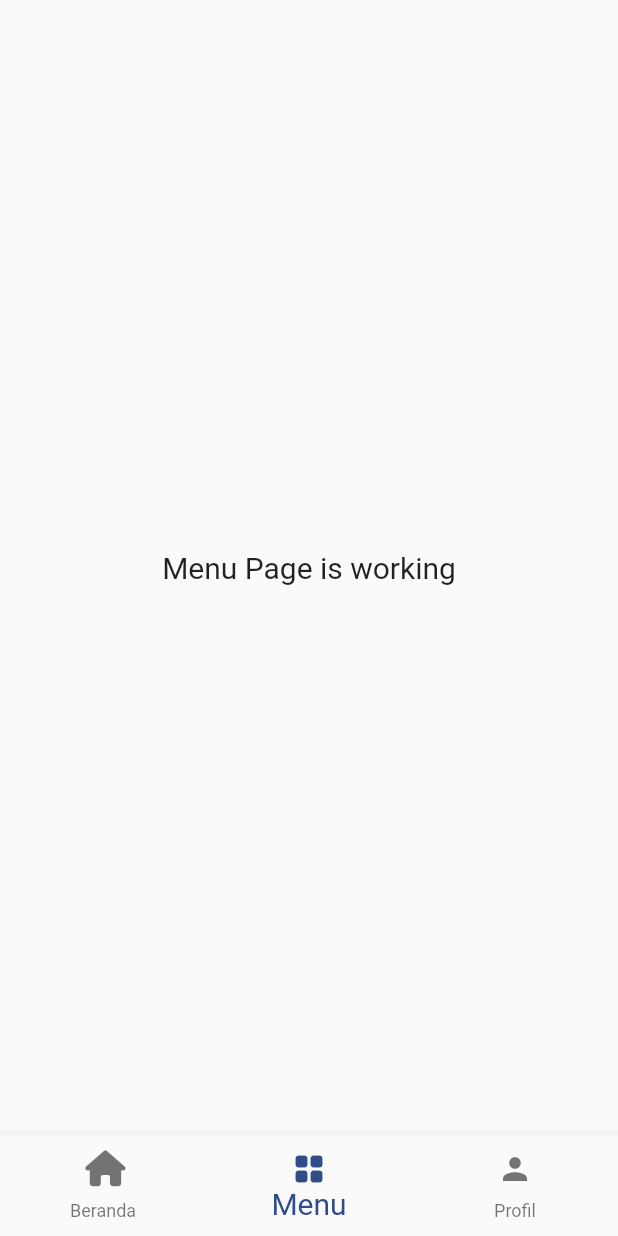
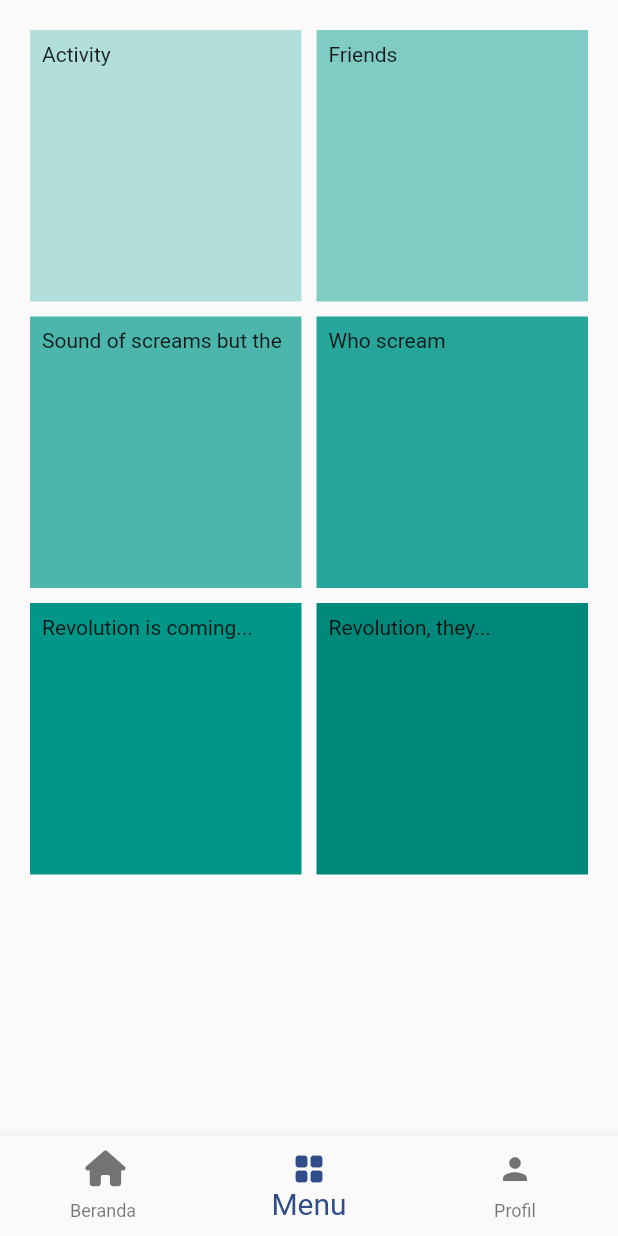
Before and after one commit to AlfonsInfo/community_app_getx, a Flutter app: the TabNavigatorView screen opened by its route, item 2 of the bottom bar chosen, on a phone screen of 412 x 824 dp. Run offline on Flutter 3.47's test engine with Material 2 defaults, Android fonts, the light colour scheme and no system bars; our stand-ins replace carousel_slider, dio, font_awesome_flutter, get, google_fonts, shared_preferences; accounts and stored records are empty; generated files the repository leaves out were written again.

```diff
--- a/lib/app/modules/MenuPage/views/menu_page_view.dart
+++ b/lib/app/modules/MenuPage/views/menu_page_view.dart
@@ -8,11 +8,48 @@ class MenuPageView extends GetView<MenuPageController> {
   const MenuPageView({Key? key}) : super(key: key);
   @override
   Widget build(BuildContext context) {
-    return  const Center(
-        child: Text(
-          'Menu Page is working',
-          style: TextStyle(fontSize: 20),
+    return SafeArea(child: gridMenu());
+  }
+
+  GridView gridMenu() {
+    return GridView.count(
+      primary: false,
+      padding: const EdgeInsets.all(20),
+      crossAxisSpacing: 10,
+      mainAxisSpacing: 10,
+      crossAxisCount: 2,
+      children: <Widget>[
+        Container(
+          padding: const EdgeInsets.all(8),
+          color: Colors.teal[100],
+          child: const Text("Activity"),
         ),
-      );
+        Container(
+          padding: const EdgeInsets.all(8),
+          color: Colors.teal[200],
+          child: const Text('Friends'),
+        ),
+        Container(
+          padding: const EdgeInsets.all(8),
+          color: Colors.teal[300],
+          child: const Text('Sound of screams but the'),
+        ),
+        Container(
+          padding: const EdgeInsets.all(8),
+          color: Colors.teal[400],
+          child: const Text('Who scream'),
+        ),
+        Container(
+          padding: const EdgeInsets.all(8),
+          color: Colors.teal[500],
+          child: const Text('Revolution is coming...'),
+        ),
+        Container(
+          padding: const EdgeInsets.all(8),
+          color: Colors.teal[600],
+          child: const Text('Revolution, they...'),
+        ),
+      ],
+    );
   }
 }
--- a/lib/app/modules/login/controllers/login_controller.dart
+++ b/lib/app/modules/login/controllers/login_controller.dart
@@ -29,7 +29,6 @@ class LoginController extends GetxController implements GetxControllerAbstract {
   final englishLang = AppLocalizationsEn();
   final indoLang = AppLocalizationsId();
 
-  final formKey = GlobalKey<FormState>().obs;
 
 
   @override
@@ -63,7 +62,6 @@ class LoginController extends GetxController implements GetxControllerAbstract {
     isEverFocusedPassword.value = false;
     isValidValueForSubmitted.value = false;
     countSubmitHit.value = 0;
-    // formKey.value.currentState?.reset();
   }
 
 }
--- a/lib/app/modules/login/views/login_component.dart
+++ b/lib/app/modules/login/views/login_component.dart
@@ -115,7 +115,7 @@
 extension FormLoginComponent on LoginView{
   Widget loginForm(AppLocalizations prefixLocalizations, BuildContext context) {
     return Form(
-      key: controller.formKey.value,
+      key: _formKey,
       child: Column(
         children: [
           loginUsernameInput(prefixLocalizations),
--- a/lib/app/modules/login/views/login_view.dart
+++ b/lib/app/modules/login/views/login_view.dart
@@ -16,6 +16,7 @@ class LoginView extends GetView<LoginController> {
   LoginView({Key? key}) : super(key: key);
   final MainAppController mainAppController = Get.put(MainAppController());
 
+  final _formKey = GlobalKey<FormState>();
   @override
   Widget build(BuildContext context) {
     var prefixLocalizations = AppLocalizations.of(context);
--- a/lib/app/modules/register/controllers/register_controller.dart
+++ b/lib/app/modules/register/controllers/register_controller.dart
@@ -1,10 +1,12 @@
 import 'package:flutter/widgets.dart';
 import 'package:get/get.dart';
 import 'package:jdlcommunity_getx/app/constants/constants.dart';
+import 'package:jdlcommunity_getx/app/data/model/user.dart';
 import 'package:jdlcommunity_getx/app/modules/abstract/controller_abstract.dart';
 import 'package:flutter_gen/gen_l10n/app_localizations_en.dart';
 import 'package:flutter_gen/gen_l10n/app_localizations_id.dart';
 import 'package:jdlcommunity_getx/app/routes/app_pages.dart';
+import 'package:jdlcommunity_getx/app/services/user_service.dart';
 import 'package:jdlcommunity_getx/app/utils/logging_utils.dart';
 import 'package:jdlcommunity_getx/app/utils/utils.dart';
 
@@ -37,7 +39,11 @@ class RegisterController extends GetxController
   //* valid / non valid data regis
   RxBool isValidDataRegis = false.obs;
   RxBool isPasswordMatch = true.obs;
+  User? regisData;
+  RxBool isLoading = false.obs;
 
+  //* services
+  UserService userService = UserService();
   @override
   toggleEye(RxBool value) => value.toggle();
 
--- a/lib/app/modules/register/controllers/register_controller_validation.dart
+++ b/lib/app/modules/register/controllers/register_controller_validation.dart
@@ -157,11 +157,15 @@ extension PasswordValidationMethod on RegisterController {
   void validateMatchPassword(Locale currentLocale) {
     if (inputPassword.value != inputReInputPassword.value) {
       isPasswordMatch.value = false;
+    }else{
+      isPasswordMatch.value = true;
     }
-    if (isPasswordMatch.isFalse && errorReInputPassword.value == null) {
+    if (isPasswordMatch.isFalse) {
       errorReInputPassword.value = Utils.isIndonesian(currentLocale)
           ? indoLang.non_match_pw
           : englishLang.non_match_pw;
+    }else{
+      errorReInputPassword.value = null;
     }
   }
 }
--- a/lib/app/modules/register/views/register_view.dart
+++ b/lib/app/modules/register/views/register_view.dart
@@ -9,6 +9,7 @@ class RegisterView extends GetView<RegisterController> {
   const RegisterView({Key? key}) : super(key: key);
   @override
   Widget build(BuildContext context) {
+  // GlobalKey<FormState> formKey = GlobalKey<FormState>();
     var prefixLocalizations = AppLocalizations.of(context);
     return Scaffold(
       appBar: AppBar(
@@ -23,6 +24,7 @@ class RegisterView extends GetView<RegisterController> {
 
   Form formRegister(AppLocalizations prefixLocalizations , BuildContext context) {
     return Form(
+      // key: ,
         child: Center(
       child: Column(
         children: [
@@ -45,8 +47,8 @@ class RegisterView extends GetView<RegisterController> {
       child: SizedBox(
           width: double.infinity,
           child: ElevatedButton(
-              onPressed: () => controller.onRegisterPressed(),
-              child: Text(AppLocalizations.of(context).register))),
+              onPressed: controller.isLoading.value ? null :() => controller.onRegisterPressed(),
+              child: controller.isLoading.value ? const LinearProgressIndicator() : Text(AppLocalizations.of(context).register))),
     );
   }
 
--- a/lib/app/modules/tab_navigator/views/tab_navigator_view.dart
+++ b/lib/app/modules/tab_navigator/views/tab_navigator_view.dart
@@ -5,7 +5,6 @@ import 'package:jdlcommunity_getx/app/constants/widget_constants.dart';
 import 'package:jdlcommunity_getx/app/modules/HomePage/views/home_page_view.dart';
 import 'package:jdlcommunity_getx/app/modules/MenuPage/views/menu_page_view.dart';
 import 'package:jdlcommunity_getx/app/modules/ProfilePage/views/profile_page_view.dart';
-import 'package:jdlcommunity_getx/app/routes/app_pages.dart';
 import '../controllers/tab_navigator_controller.dart';
 import 'package:flutter_gen/gen_l10n/app_localizations.dart';
 
@@ -17,7 +16,7 @@ class TabNavigatorView extends GetView<TabNavigatorController> {
   Widget build(BuildContext context) {
     return Scaffold(
     body: Obx(() => WillPopScope(
-      onWillPop: () => controller.onWillPopScopeTap(snackBarInstructionForLogout,logoutComponent) ,
+      onWillPop: () => controller.onWillPopScopeTap(snackBarInstructionForLogout,WidgetConstant.logoutComponent) ,
       child: bodyView[controller.navIndex.value])),
     bottomNavigationBar: Obx(() => homeNavbar()),
     );
--- a/lib/l10n/app_en.arb
+++ b/lib/l10n/app_en.arb
@@ -27,6 +27,7 @@
     "logout_alert_middle" : "Are you sure you want to log out?",
     "logout_alert_confirm" : "Yes, Logout",
     "logout_alert_cancel" : "Cancel",
+    "logout" : "logout",
     "my_profile" : "My Profile",
     "preferences" : "Your preferences",
     "preferences_theme" : "Theme",
--- a/lib/l10n/app_id.arb
+++ b/lib/l10n/app_id.arb
@@ -22,6 +22,7 @@
     "minimum_length" : "{field} harus memiliki panjang minimal {angka} karakter",
     "non_match_pw" : "Password dan pengulangan password tidak sesuai",
     "double_tap_for_logout" : "Tekan tombol kembali 2x untuk keluar",
+    "logout" : "Keluar",
     "logout_alert_title": "Konfirmasi Keluar",
     "logout_alert_middle": "Apa kamu yakin ingin keluar dari aplikasi?",
     "logout_alert_confirm": "Iya, yakin",
--- a/pubspec.yaml
+++ b/pubspec.yaml
@@ -7,6 +7,7 @@ environment:
 
 dependencies:
   carousel_slider: ^4.2.1
+  dio: ^5.4.0
   flutter:
     sdk: flutter
   flutter_localization: ^0.1.14
```
Also changed, not shown: lib/app/constants/api_constants.dart (added, +7 -0 lines), lib/app/constants/widget_constants.dart (+40 -9 lines), lib/app/data/model/user.dart (added, +17 -0 lines), lib/app/modules/ProfilePage/views/profile_page_component.dart (+22 -2 lines), lib/app/modules/ProfilePage/views/profile_page_view.dart (+13 -7 lines), lib/app/modules/register/controllers/register_controller_input.dart (+15 -2 lines), lib/app/modules/tab_navigator/views/tab_navigator_component.dart (+0 -16 lines), lib/app/services/user_service.dart (added, +30 -0 lines), pubspec.lock.
